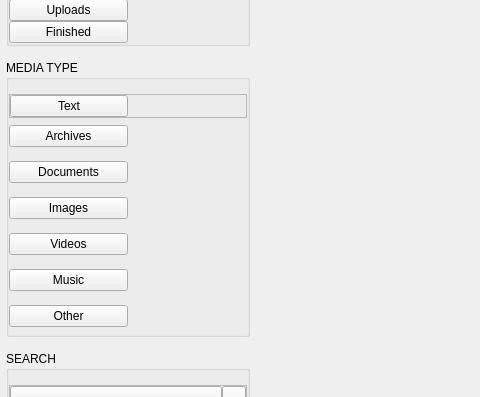
First picture: the form in src/MEGASync/gui/win/TransferManager.ui, repository meganz/MEGAsync, before the edit; both pictures show x 0 to 480 and y 164 to 561 of the 1024 by 720 pixel window.
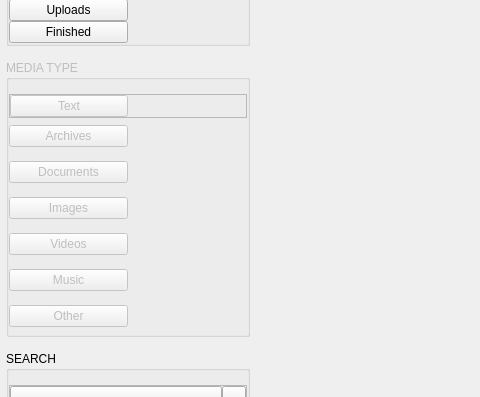
Second picture: the form after the edit. Icons and pictures are not drawn. Custom widgets are drawn as their Qt base class.

```diff
--- a/src/MEGASync/gui/win/TransferManager.ui
+++ b/src/MEGASync/gui/win/TransferManager.ui
@@ -673,6 +673,9 @@
       </item>
       <item>
        <widget class="QGroupBox" name="wMediaType">
+        <property name="enabled">
+         <bool>false</bool>
+        </property>
         <property name="title">
          <string>MEDIA TYPE</string>
         </property>
```
Left out of the diff: 4 changed lines with no effect on the pictures.
